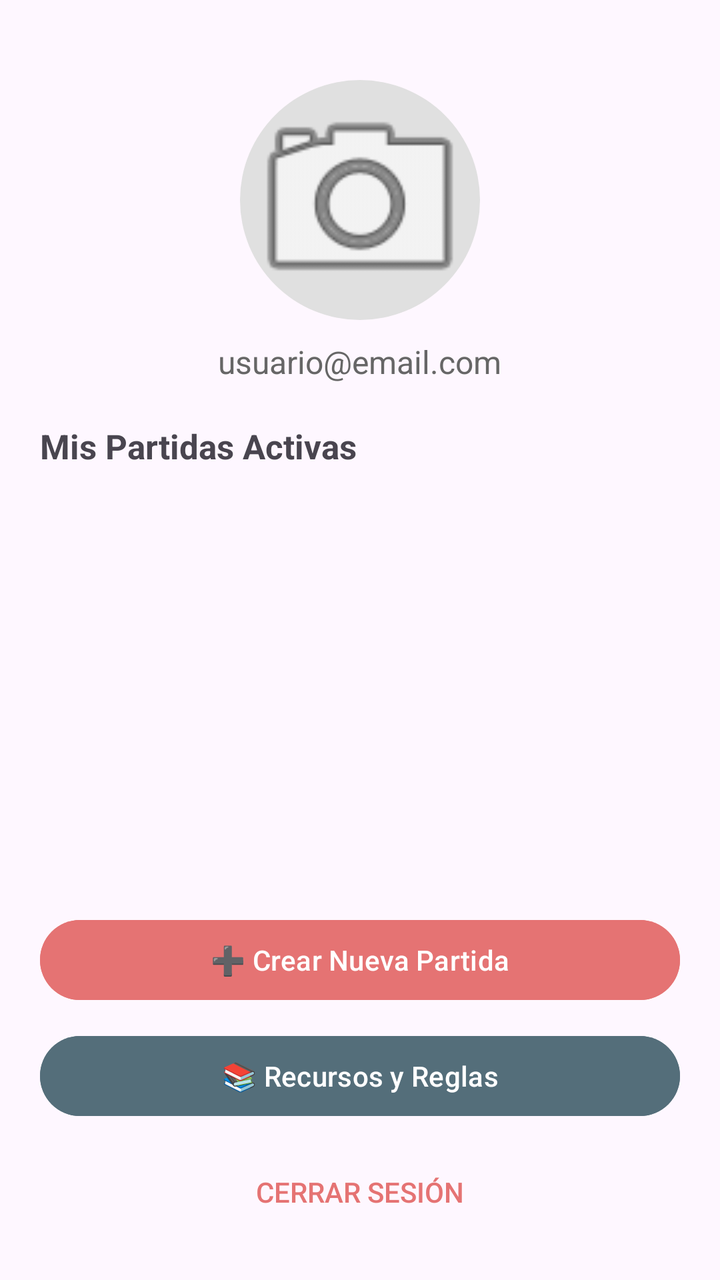
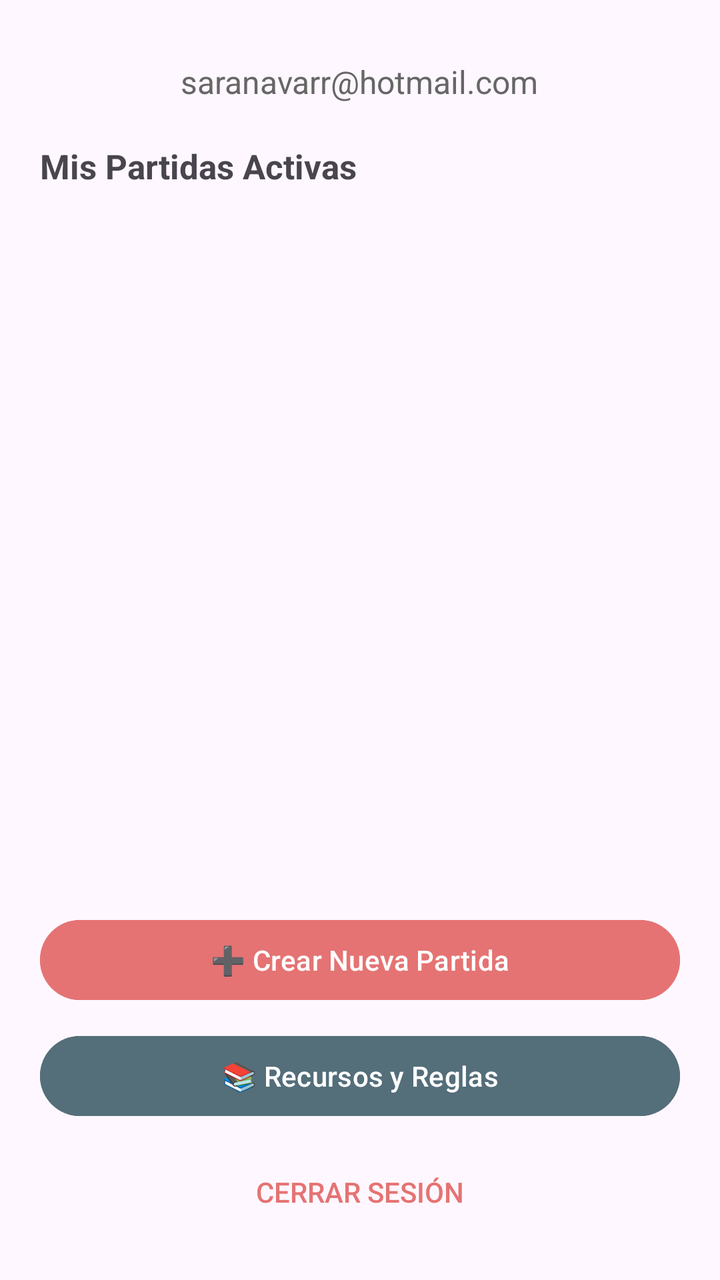

Before-and-after screenshots of an Android layout around one commit, followed by the original layout XML and the change that was made.
<!-- AndroidManifest.xml: application theme Theme.QuestApp -->
<!-- res/layout/activity_main.xml -->
<?xml version="1.0" encoding="utf-8"?>
<LinearLayout xmlns:android="http://schemas.android.com/apk/res/android"
    xmlns:app="http://schemas.android.com/apk/res-auto"
    xmlns:tools="http://schemas.android.com/tools"
    android:id="@+id/main"
    android:layout_width="match_parent"
    android:layout_height="match_parent"
    android:orientation="vertical"
    android:padding="20dp"
    android:gravity="center_horizontal"
    >

    <ImageView
        android:id="@+id/iv_user_photo"
        android:layout_width="120dp"
        android:layout_height="120dp"
        android:layout_marginTop="20dp"
        android:src="@android:drawable/ic_menu_camera"
        android:background="@drawable/shape_circle"
        android:scaleType="centerCrop" />

    <TextView
        android:id="@+id/tv_user_email"
        android:layout_width="wrap_content"
        android:layout_height="wrap_content"
        android:text="usuario@email.com"
        android:textSize="16sp"
        android:layout_marginTop="10dp"
        android:textColor="#666666"/>

    <TextView
        android:layout_width="wrap_content"
        android:layout_height="wrap_content"
        android:text="Mis Partidas Activas"
        android:textStyle="bold"
        android:textSize="17dp"
        android:layout_marginTop="20dp"
        android:layout_gravity="start"/>

    <androidx.recyclerview.widget.RecyclerView
        android:id="@+id/rv_partidas"
        android:layout_width="match_parent"
        android:layout_height="0dp"
        android:layout_weight="1"
        android:layout_marginTop="10dp"
        tools:listitem="@layout/item_partida" />

    <Button
        android:id="@+id/btn_crear_partida"
        android:layout_width="match_parent"
        android:layout_height="wrap_content"
        android:text="➕ Crear Nueva Partida"
        android:backgroundTint="#E57373"
        android:layout_marginTop="10dp"/>

    <Button
        android:id="@+id/btn_ir_recursos"
        android:layout_width="match_parent"
        android:layout_height="wrap_content"
        android:text="📚 Recursos y Reglas"
        android:layout_marginTop="10dp"
        android:backgroundTint="#546E7A"/>

    <Button
        android:id="@+id/btn_logout"
        style="@style/Widget.AppCompat.Button.Borderless"
        android:layout_width="wrap_content"
        android:layout_height="wrap_content"
        android:text="Cerrar Sesión"
        android:textColor="#E57373"
        android:layout_marginTop="10dp" />

</LinearLayout>
<!-- res/layout/item_partida.xml (included above) -->
<androidx.cardview.widget.CardView xmlns:android="http://schemas.android.com/apk/res/android"
    xmlns:app="http://schemas.android.com/apk/res-auto"
    android:layout_width="match_parent"
    android:layout_height="wrap_content"

    android:layout_margin="8dp"
    app:cardCornerRadius="8dp"
    app:cardElevation="4dp">

    <LinearLayout
        android:layout_width="match_parent"
        android:layout_height="wrap_content"
        android:background="#F5F5F5"
        android:padding="16dp"
        android:orientation="vertical">

        <TextView
            android:id="@+id/tv_nombre_partida"
            android:layout_width="wrap_content"
            android:layout_height="wrap_content"
            android:text="Nombre de la Partida"
            android:textSize="18sp"
            android:textStyle="bold" />

        <TextView
            android:id="@+id/tv_master_partida"
            android:layout_width="wrap_content"
            android:layout_height="wrap_content"
            android:text="Master: Nombre"
            android:textColor="#666666" />
    </LinearLayout>
</androidx.cardview.widget.CardView>
<!-- resources referenced by this layout -->
<resources>
  <!-- drawable shape_circle (drawable) -->
  <?xml version="1.0" encoding="utf-8"?>
  <shape xmlns:android="http://schemas.android.com/apk/res/android"
      android:shape="oval">
      <solid android:color="#E0E0E0" />
  </shape>
  <style name="Theme.QuestApp" parent="Theme.Material3.DayNight.NoActionBar">
      </style>
</resources>

<!-- the commit's change to res/layout/activity_main.xml (unified diff, before → after) -->
@@ -10,20 +10,13 @@
     android:gravity="center_horizontal"
     >
 
-    <ImageView
-        android:id="@+id/iv_user_photo"
-        android:layout_width="120dp"
-        android:layout_height="120dp"
-        android:layout_marginTop="20dp"
-        android:src="@android:drawable/ic_menu_camera"
-        android:background="@drawable/shape_circle"
-        android:scaleType="centerCrop" />
+
 
     <TextView
         android:id="@+id/tv_user_email"
         android:layout_width="wrap_content"
         android:layout_height="wrap_content"
-        android:text="usuario@email.com"
+        android:text="saranavarr@hotmail.com"
         android:textSize="16sp"
         android:layout_marginTop="10dp"
         android:textColor="#666666"/>
<!-- resource entries referenced after the edit -->
@@ -1,11 +1,5 @@
 <!-- resources referenced by this layout -->
 <resources>
-  <!-- drawable shape_circle (drawable) -->
-  <?xml version="1.0" encoding="utf-8"?>
-  <shape xmlns:android="http://schemas.android.com/apk/res/android"
-      android:shape="oval">
-      <solid android:color="#E0E0E0" />
-  </shape>
   <style name="Theme.QuestApp" parent="Theme.Material3.DayNight.NoActionBar">
       </style>
 </resources>
